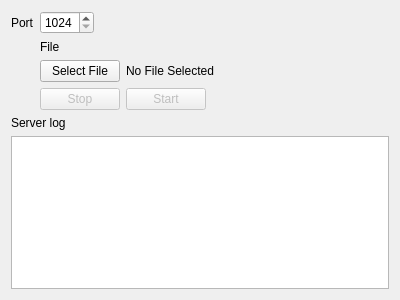
Above: textshredder_gui/servercontrolview.ui from mitchelkuijpers/TextShredder before the change. Below: the same form after it.
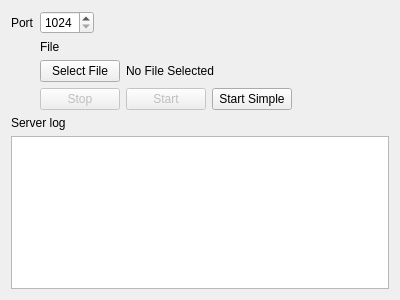
That is the form after the change.

Commit message: Added Start Simple button to quick-start the server with predefined text

Diff of the .ui file:
```diff
--- a/textshredder_gui/servercontrolview.ui
+++ b/textshredder_gui/servercontrolview.ui
@@ -58,6 +58,13 @@
          </property>
         </widget>
        </item>
+       <item>
+        <widget class="QPushButton" name="startSimpleButton">
+         <property name="text">
+          <string>Start Simple</string>
+         </property>
+        </widget>
+       </item>
       </layout>
      </item>
      <item row="1" column="1">
```
The commit also changes 10 other files.
